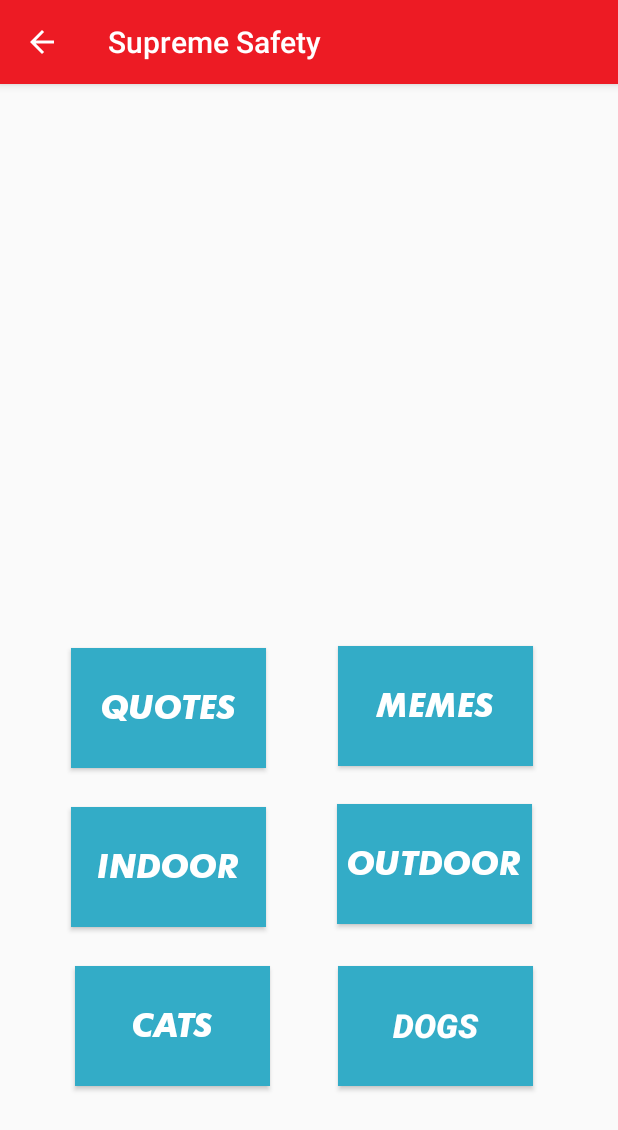
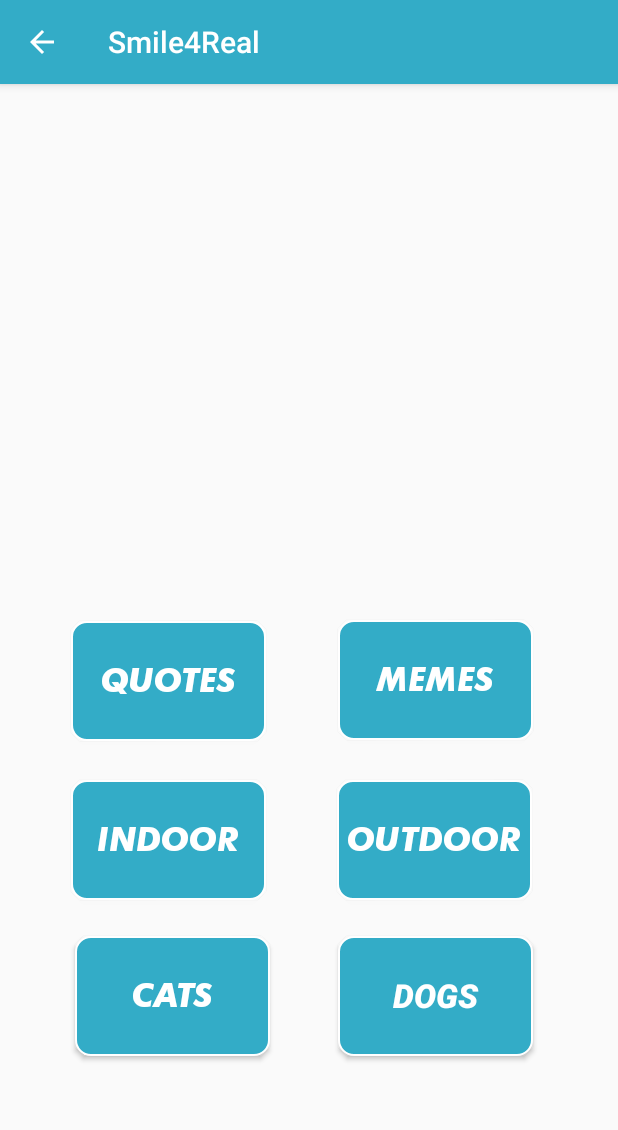
Before and after one commit to ahmedhamodi/smile4real, an Android app: the DisplayMessageActivity screen opened directly, with no data from a screen before it, on a phone screen of 412 x 824 dp. Shown: the top 1130 px of the screen. Run offline under Robolectric (Android 15) with nearby library versions, the phone set to English and light mode, and no system bars.

Commit message:
Updated colour schemes, button UI, and button placements. Created new logo.

```diff
--- a/app/src/main/AndroidManifest.xml
+++ b/app/src/main/AndroidManifest.xml
@@ -9,7 +9,7 @@
     <application
         android:allowBackup="true"
         android:icon="@mipmap/ic_launcher"
-        android:label="Supreme Safety"
+        android:label="Smile4Real"
         android:roundIcon="@mipmap/ic_launcher_round"
         android:supportsRtl="true"
         android:theme="@style/AppTheme">
--- a/app/src/main/java/ca/northviewheights/robotics/supremesafety/HttpUtils.java
+++ b/app/src/main/java/ca/northviewheights/robotics/supremesafety/HttpUtils.java
@@ -56,8 +56,8 @@ public class HttpUtils {
                 "  \"contents\": {\n" +
                 "    \"quotes\": [\n" +
                 "      {\n" +
-                "        \"quote\": \"When I was a little kid, I was really scared of the dark. But then I came to understand, dark just means the absence of photons in the visible wavelength—400 to 700 nanometers. Then I thought, well it’s really silly to be afraid of a lack of photons. Then I wasn’t afraid of the dark anymore after that.\",\n" +
-                "        \"author\": \"Elon Musk\",\n" +
+                "        \"quote\": \"The best and most beautiful things in the world cannot be seen or even touched - they must be felt with the heart.\",\n" +
+                "        \"author\": \"Helen Keller\",\n" +
                 "        \"length\": \"303\",\n" +
                 "        \"tags\": [\n" +
                 "          \"fear\",\n" +
--- a/app/src/main/res/drawable-v24/ic_launcher_foreground.xml
+++ b/app/src/main/res/drawable-v24/ic_launcher_foreground.xml
@@ -17,7 +17,7 @@
                 android:startY="61.0927"
                 android:type="linear">
                 <item
-                    android:color="#44000000"
+                    android:color="#33ACC7"
                     android:offset="0.0" />
                 <item
                     android:color="#00000000"
--- /dev/null
+++ b/app/src/main/res/drawable/rounded_corner.xml
@@ -0,0 +1,16 @@
+<?xml version="1.0" encoding="utf-8"?>
+<shape xmlns:android="http://schemas.android.com/apk/res/android" >
+    <stroke
+        android:width="1dp"
+        android:color="#ffffff" />
+
+    <solid android:color="#33ACC7" />
+
+    <padding
+        android:left="1dp"
+        android:right="1dp"
+        android:bottom="1dp"
+        android:top="1dp" />
+
+    <corners android:radius="10dp" />
+</shape>
--- a/app/src/main/res/layout/activity_display_message.xml
+++ b/app/src/main/res/layout/activity_display_message.xml
@@ -13,10 +13,10 @@
         android:layout_height="80dp"
         android:layout_marginStart="8dp"
         android:layout_marginLeft="8dp"
-        android:layout_marginTop="480dp"
+        android:layout_marginTop="464dp"
         android:layout_marginEnd="25dp"
         android:layout_marginRight="25dp"
-        android:background="@color/light_b"
+        android:background="@drawable/rounded_corner"
         android:onClick="goToActivity3"
         android:text="OUTDOOR"
         android:textColor="@android:color/white"
@@ -32,11 +32,10 @@
         android:layout_height="80dp"
         android:layout_marginStart="15dp"
         android:layout_marginLeft="15dp"
-        android:layout_marginTop="588dp"
         android:layout_marginEnd="8dp"
         android:layout_marginRight="8dp"
-        android:layout_marginBottom="26dp"
-        android:background="@color/light_b"
+        android:layout_marginBottom="24dp"
+        android:background="@drawable/rounded_corner"
         android:onClick="goToActivity4"
         android:text="INDOOR"
         android:textColor="@android:color/white"
@@ -44,8 +43,7 @@
         android:textStyle="bold|italic"
         app:layout_constraintBottom_toTopOf="@+id/button7"
         app:layout_constraintEnd_toStartOf="@+id/button4"
-        app:layout_constraintStart_toStartOf="parent"
-        app:layout_constraintVertical_bias="1.0" />
+        app:layout_constraintStart_toStartOf="parent" />
 
     <Button
         android:id="@+id/button7"
@@ -53,10 +51,10 @@
         android:layout_height="80dp"
         android:layout_marginStart="50dp"
         android:layout_marginLeft="50dp"
-        android:layout_marginTop="588dp"
+        android:layout_marginTop="568dp"
         android:layout_marginEnd="200dp"
         android:layout_marginRight="200dp"
-        android:background="@color/light_b"
+        android:background="@drawable/rounded_corner"
         android:onClick="goToActivity5"
         android:text="CATS"
         android:textColor="@android:color/white"
@@ -73,10 +71,10 @@
         android:layout_height="80dp"
         android:layout_marginStart="225dp"
         android:layout_marginLeft="225dp"
-        android:layout_marginTop="588dp"
+        android:layout_marginTop="568dp"
         android:layout_marginEnd="25dp"
         android:layout_marginRight="25dp"
-        android:background="@color/light_b"
+        android:background="@drawable/rounded_corner"
         android:onClick="goToActivity5"
         android:text="DOGS"
         android:textColor="@android:color/white"
@@ -97,7 +95,7 @@
         android:layout_marginEnd="8dp"
         android:layout_marginRight="8dp"
         android:layout_marginBottom="26dp"
-        android:background="@color/light_b"
+        android:background="@drawable/rounded_corner"
         android:onClick="goToActivity1"
         android:text="QUOTES"
         android:textColor="@android:color/white"
@@ -114,12 +112,11 @@
         android:layout_width="130dp"
         android:layout_height="80dp"
         android:layout_marginStart="8dp"
-        android:layout_marginLeft="0dp"
-        android:layout_marginTop="0dp"
+        android:layout_marginLeft="8dp"
         android:layout_marginEnd="25dp"
         android:layout_marginRight="25dp"
         android:layout_marginBottom="25dp"
-        android:background="@color/light_b"
+        android:background="@drawable/rounded_corner"
         android:onClick="goToActivity2"
         android:text="MEMES"
         android:textColor="@android:color/white"
@@ -129,7 +126,7 @@
         app:layout_constraintEnd_toEndOf="parent"
         app:layout_constraintStart_toEndOf="@+id/button2"
         app:layout_constraintTop_toTopOf="parent"
-        app:layout_constraintVertical_bias="1.0" />
+        app:layout_constraintVertical_bias="0.997" />
 
 
 
--- a/app/src/main/res/values/colors.xml
+++ b/app/src/main/res/values/colors.xml
@@ -1,10 +1,6 @@
 <?xml version="1.0" encoding="utf-8"?>
 <resources>
-    <color name="colorPrimary">#ED1B24</color>
-    <color name="colorPrimaryDark">#ED1B24</color>
-    <color name="colorAccent">#ED1B24</color>
-    <color name="colorPink">#D13ECE</color>
-    <color name="darkBrown">#59242A</color>
-    <color name="light_b">#33ACC7</color>
-    <color name="puple">#8428B2</color>
+    <color name="colorPrimary">#33ACC7</color>
+    <color name="colorPrimaryDark">#33ACC7</color>
+    <color name="colorAccent">#33ACC7</color>
 </resources>
```
Also changed, not shown: app/src/main/res/layout/activity_main.xml (+9 -4 lines), app/src/main/res/mipmap-hdpi/ic_launcher.png, app/src/main/res/mipmap-hdpi/ic_launcher_round.png, app/src/main/res/mipmap-mdpi/ic_launcher.png, app/src/main/res/mipmap-mdpi/ic_launcher_round.png, app/src/main/res/mipmap-xhdpi/ic_launcher.png, app/src/main/res/mipmap-xhdpi/ic_launcher_round.png, app/src/main/res/mipmap-xxhdpi/ic_launcher.png, app/src/main/res/mipmap-xxhdpi/ic_launcher_round.png, app/src/main/res/mipmap-xxxhdpi/ic_launcher.png, app/src/main/res/mipmap-xxxhdpi/ic_launcher_round.png.
